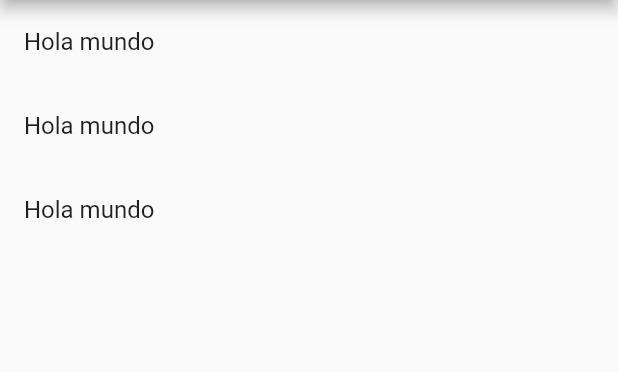
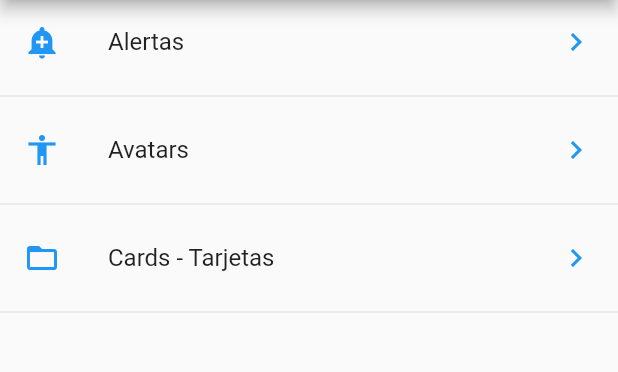
Before and after one commit to jdavellanedag/FlutterComponents, a Flutter app: the screen it shows after launch, on a phone screen of 412 x 824 dp, the part 84-456 px from its top. Run offline on Flutter 3.47's test engine with Material 2 defaults, Android fonts, the phone set to English and light mode, and no system bars.

Commit message:
Some pages added

```diff
--- a/lib/main.dart
+++ b/lib/main.dart
@@ -1,6 +1,7 @@
 import 'package:flutter/material.dart';
 
-import 'package:componentes/src/pages/home_page.dart';
+import 'package:componentes/src/routes/routes.dart';
+import 'package:componentes/src/pages/alert_page.dart';
 
 void main() => runApp(MyApp());
 
@@ -8,8 +9,14 @@ class MyApp extends StatelessWidget {
   @override
   Widget build(BuildContext context) {
     return MaterialApp(
-        title: 'Componentes App',
-        debugShowCheckedModeBanner: false,
-        home: HomePage());
+      title: 'Componentes App',
+      debugShowCheckedModeBanner: false,
+      initialRoute: '/',
+      routes: getAppRoutes(),
+      onGenerateRoute: (RouteSettings settings) {
+        return MaterialPageRoute(
+            builder: (BuildContext context) => AlertPage());
+      },
+    );
   }
 }
--- a/lib/src/pages/home_page.dart
+++ b/lib/src/pages/home_page.dart
@@ -1,6 +1,9 @@
 import 'package:flutter/material.dart';
 
 import 'package:componentes/src/providers/menu_provider.dart';
+import 'package:componentes/src/utils/icon_string_util.dart';
+
+import 'package:componentes/src/pages/alert_page.dart';
 
 class HomePage extends StatelessWidget {
   @override
@@ -14,23 +17,37 @@ class HomePage extends StatelessWidget {
   }
 
   Widget _list() {
-    print(menuProvider.options);
-    return ListView(
-      children: _listItems(),
+    return FutureBuilder(
+      future: menuProvider.loadData(),
+      initialData: [],
+      builder: (context, AsyncSnapshot<List<dynamic>> snapshot) {
+        return ListView(
+          children: _listItems(snapshot.data, context),
+        );
+      },
     );
   }
 
-  List<Widget> _listItems() {
-    return [
-      ListTile(
-        title: Text("Hola mundo"),
-      ),
-      ListTile(
-        title: Text("Hola mundo"),
-      ),
-      ListTile(
-        title: Text("Hola mundo"),
-      ),
-    ];
+  List<Widget> _listItems(List<dynamic> data, BuildContext context) {
+    final List<Widget> options = [];
+    data.forEach((opt) {
+      final widgetTemp = ListTile(
+        title: Text(opt["texto"]),
+        leading: getIcon(opt["icon"]),
+        trailing: Icon(
+          Icons.keyboard_arrow_right,
+          color: Colors.blue,
+        ),
+        onTap: () {
+          Navigator.pushNamed(context, opt['ruta']);
+          /* Forma simple de navegacion
+          final route = MaterialPageRoute(builder: (context) => AlertPage());
+          Navigator.push(context, route);
+          */
+        },
+      );
+      options..add(widgetTemp)..add(Divider());
+    });
+    return options;
   }
 }
--- /dev/null
+++ b/lib/src/routes/routes.dart
@@ -0,0 +1,15 @@
+import 'package:flutter/material.dart';
+
+import 'package:componentes/src/pages/alert_page.dart';
+import 'package:componentes/src/pages/avatar_page.dart';
+import 'package:componentes/src/pages/home_page.dart';
+import 'package:componentes/src/pages/card_page.dart';
+
+Map<String, WidgetBuilder> getAppRoutes() {
+  return <String, WidgetBuilder>{
+    '/': (BuildContext context) => HomePage(),
+    'alert': (BuildContext context) => AlertPage(),
+    'avatar': (BuildContext context) => AvatarPage(),
+    'card': (BuildContext context) => CardPage(),
+  };
+}
--- /dev/null
+++ b/lib/src/utils/icon_string_util.dart
@@ -0,0 +1,14 @@
+import 'package:flutter/material.dart';
+
+final _icons = <String, IconData>{
+  'add_alert': Icons.add_alert,
+  'accessibility': Icons.accessibility,
+  'folder_open': Icons.folder_open,
+};
+
+Icon getIcon(String iconName) {
+  return Icon(
+    _icons[iconName],
+    color: Colors.blue,
+  );
+}
```
Also changed, not shown: lib/src/pages/alert_page.dart (added, +18 -0 lines), lib/src/pages/avatar_page.dart (added, +12 -0 lines), lib/src/pages/card_page.dart (added, +43 -0 lines), lib/src/providers/menu_provider.dart (+8 -5 lines).
